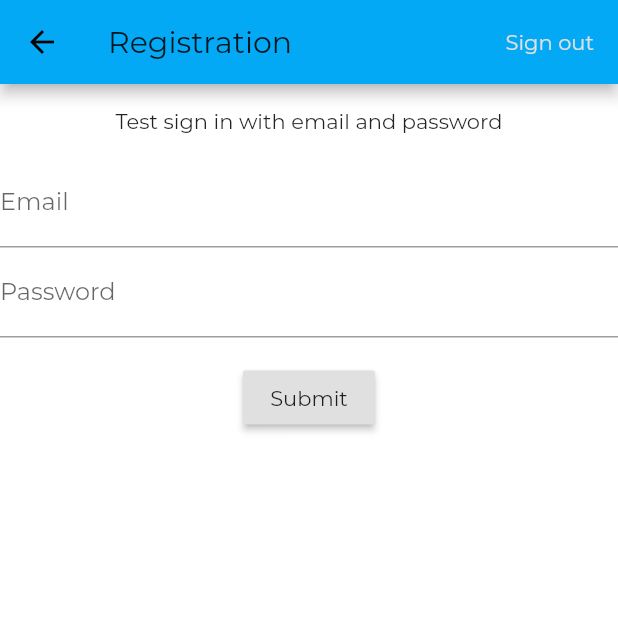
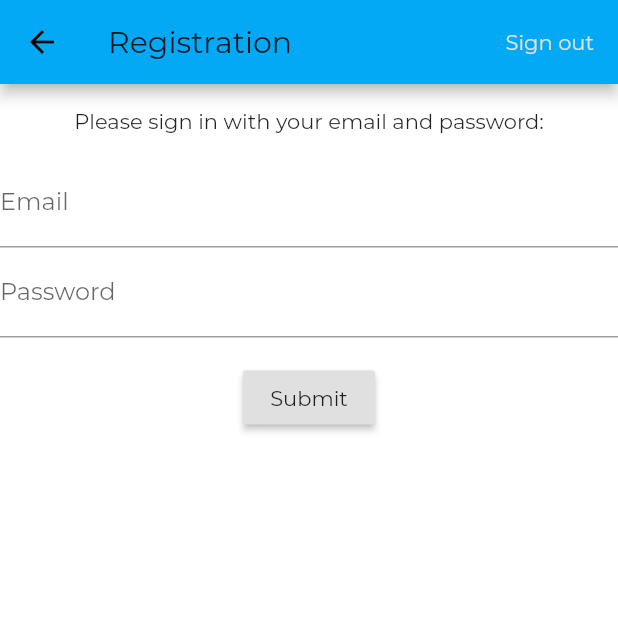
Before and after one commit to bulanov416/campus_food, a Flutter app: the screen it shows after launch, item 4 of the bottom bar chosen, after a tap on "Log In/Log Out", on a phone screen of 412 x 824 dp, the top half of it. Run offline on Flutter 3.47's test engine with Material 2 defaults, Android fonts, the phone set to English and light mode, and no system bars; our stand-ins replace cloud_firestore, firebase_auth, flutter_datetime_picker, flutter_rating, google_maps_flutter, sprintf; accounts and stored records are empty.

Commit message:
changed sign-in page

```diff
--- a/lib/signin_page.dart
+++ b/lib/signin_page.dart
@@ -80,7 +80,7 @@ class _EmailPasswordFormState extends State<_EmailPasswordForm> {
         crossAxisAlignment: CrossAxisAlignment.start,
         children: <Widget>[
           Container(
-            child: const Text('Test sign in with email and password'),
+            child: const Text('Please sign in with your email and password:'),
             padding: const EdgeInsets.all(16),
             alignment: Alignment.center,
           ),
```
